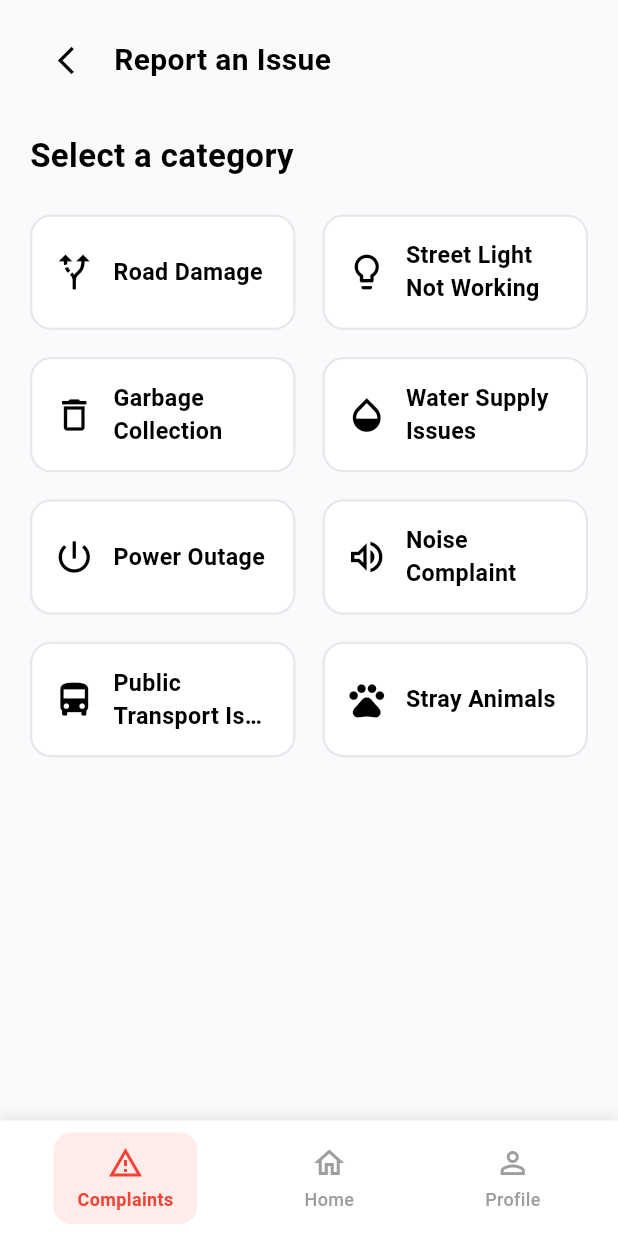
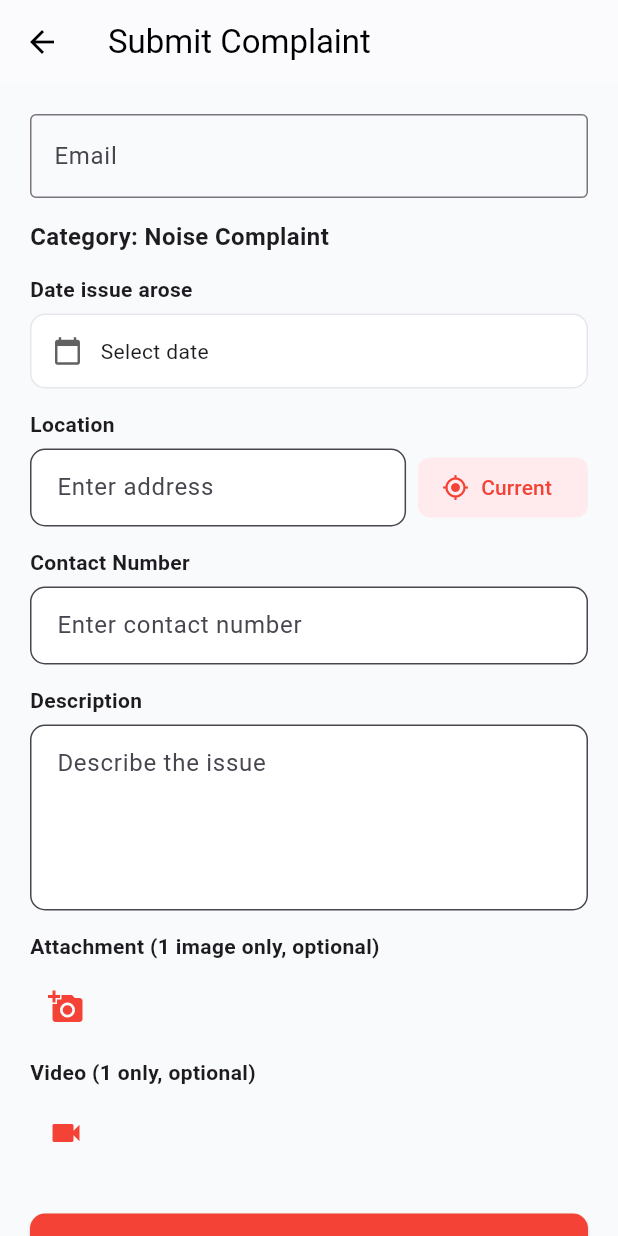
Before and after one commit to Aadithyaa-Ravishankar/Madurai, a Flutter app: the screen it shows once a user with an empty profile is signed in, after a tap on "Noise Complaint", on a phone screen of 412 x 824 dp. Run offline on Flutter 3.47's test engine with Material 3 defaults, Android fonts, the phone set to English and light mode, and no system bars; our stand-ins replace google_maps_flutter, image_picker, supabase_flutter; accounts and stored records are empty.

Commit message:
Add complaint form screen and update plugin registrants

```diff
--- /dev/null
+++ b/lib/Screens/complaint_form.dart
@@ -0,0 +1,482 @@
+// Required dependencies:
+//   intl: ^0.18.0
+//   image_picker: ^1.0.0
+//   geolocator: ^9.0.2 (for real location)
+//   geocoding: ^2.0.5 (for real address)
+//
+// TODO: Add these to your pubspec.yaml and run `flutter pub get`
+
+import 'package:flutter/material.dart';
+import 'package:image_picker/image_picker.dart';
+import 'package:supabase_flutter/supabase_flutter.dart';
+import 'package:path/path.dart' as p;
+import 'package:uuid/uuid.dart';
+import '../config/supabase_config.dart';
+import 'dart:io';
+import 'dart:convert';
+import 'package:flutter/services.dart' show rootBundle;
+
+class ComplaintFormPage extends StatefulWidget {
+  final String category;
+  const ComplaintFormPage({Key? key, required this.category}) : super(key: key);
+
+  @override
+  State<ComplaintFormPage> createState() => _ComplaintFormPageState();
+}
+
+class _ComplaintFormPageState extends State<ComplaintFormPage> {
+  DateTime? _selectedDate;
+  final TextEditingController _emailController = TextEditingController();
+  final TextEditingController _locationController = TextEditingController();
+  final TextEditingController _contactController = TextEditingController();
+  final TextEditingController _descriptionController = TextEditingController();
+  File? _image;
+  File? _video;
+  bool _isGettingLocation = false;
+  bool _isSubmitting = false;
+  int? _detectedWardNo;
+  List<_WardPolygon> _wardPolygons = [];
+  double? _currentLat;
+  double? _currentLng;
+
+  @override
+  void initState() {
+    super.initState();
+    _loadWardPolygons();
+    final user = SupabaseConfig.client.auth.currentUser;
+    if (user != null && user.email != null) {
+      _emailController.text = user.email!;
+    }
+  }
+
+  Future<void> _loadWardPolygons() async {
+    final String jsonString = await rootBundle.loadString('assets/madurai_wards.geojson');
+    final Map<String, dynamic> jsonData = json.decode(jsonString);
+    final List<dynamic> features = jsonData['features'];
+    List<_WardPolygon> polygons = [];
+    for (var feature in features) {
+      final properties = feature['properties'];
+      final wardNo = int.tryParse(properties['Ward_No'].toString());
+      final geometry = feature['geometry'];
+      if (geometry['type'] != 'MultiPolygon') continue;
+      final List<dynamic> multiPoly = geometry['coordinates'];
+      for (var poly in multiPoly) {
+        final List<dynamic> rings = poly;
+        if (rings.isEmpty) continue;
+        final List<dynamic> outerRing = rings[0];
+        List<List<double>> points = [];
+        for (var coord in outerRing) {
+          if (coord is List && coord.length >= 2) {
+            double? lng = (coord[0] is num) ? coord[0].toDouble() : double.tryParse(coord[0].toString());
+            double? lat = (coord[1] is num) ? coord[1].toDouble() : double.tryParse(coord[1].toString());
+            if (lat != null && lng != null) {
+              points.add([lat, lng]);
+            }
+          }
+        }
+        if (points.isNotEmpty && wardNo != null) {
+          polygons.add(_WardPolygon(wardNo, points));
+        }
+      }
+    }
+    setState(() {
+      _wardPolygons = polygons;
+    });
+  }
+
+  int? _detectWardNo(double lat, double lng) {
+    for (final poly in _wardPolygons) {
+      if (_isPointInPolygon(lat, lng, poly.points)) {
+        return poly.wardNo;
+      }
+    }
+    return null;
+  }
+
+  bool _isPointInPolygon(double lat, double lng, List<List<double>> polygon) {
+    bool isInside = false;
+    int j = polygon.length - 1;
+    for (int i = 0; i < polygon.length; i++) {
+      if ((polygon[i][0] > lat) != (polygon[j][0] > lat) &&
+          (lng < (polygon[j][1] - polygon[i][1]) * (lat - polygon[i][0]) /
+                  (polygon[j][0] - polygon[i][0]) +
+              polygon[i][1])) {
+        isInside = !isInside;
+      }
+      j = i;
+    }
+    return isInside;
+  }
+
+  Future<void> _pickDate() async {
+    final now = DateTime.now();
+    final picked = await showDatePicker(
+      context: context,
+      initialDate: now,
+      firstDate: DateTime(now.year - 5),
+      lastDate: now,
+    );
+    if (picked != null) setState(() => _selectedDate = picked);
+  }
+
+  Future<void> _getCurrentLocation() async {
+    setState(() => _isGettingLocation = true);
+    // TODO: Use geolocator/geocoding to get real address and lat/lng
+    await Future.delayed(const Duration(seconds: 1));
+    // Demo: hardcoded Madurai lat/lng
+    double lat = 9.9252;
+    double lng = 78.1198;
+    setState(() {
+      _locationController.text = 'Madurai, TN, India';
+      _currentLat = lat;
+      _currentLng = lng;
+      _detectedWardNo = _detectWardNo(lat, lng);
+      _isGettingLocation = false;
+    });
+  }
+
+  Future<void> _onManualAddressChanged(String value) async {
+    // TODO: Use geocoding API to get lat/lng from address
+    // For demo, use hardcoded Madurai center
+    double lat = 9.9252;
+    double lng = 78.1198;
+    setState(() {
+      _currentLat = lat;
+      _currentLng = lng;
+      _detectedWardNo = _detectWardNo(lat, lng);
+    });
+  }
+
+  Future<void> _pickImage() async {
+    final picked = await ImagePicker().pickImage(source: ImageSource.gallery);
+    if (picked != null && File(picked.path).existsSync()) {
+      setState(() => _image = File(picked.path));
+    } else {
+      if (mounted) {
+        ScaffoldMessenger.of(context).showSnackBar(
+          const SnackBar(content: Text('No image selected or file not found.')),
+        );
+      }
+    }
+  }
+
+  Future<void> _pickVideo() async {
+    try {
+      final picked = await ImagePicker().pickVideo(source: ImageSource.gallery);
+      if (picked != null && File(picked.path).existsSync()) {
+        setState(() => _video = File(picked.path));
+      } else {
+        if (mounted) {
+          ScaffoldMessenger.of(context).showSnackBar(
+            const SnackBar(content: Text('No video selected or file not found.')),
+          );
+        }
+      }
+    } catch (e) {
+      if (mounted) {
+        ScaffoldMessenger.of(context).showSnackBar(
+          SnackBar(content: Text('Failed to pick video: $e')),
+        );
+      }
+    }
+  }
+
+  Future<String?> _uploadFileToSupabase(File file, String folder) async {
+    final ext = p.extension(file.path);
+    final fileName = '${const Uuid().v4()}$ext';
+    final storagePath = '$folder/$fileName';
+    final bytes = await file.readAsBytes();
+    final bucket = 'complaint-attachments';
+    final response = await SupabaseConfig.client.storage
+        .from(bucket)
+        .uploadBinary(storagePath, bytes, fileOptions: const FileOptions(upsert: true));
+    if (response.isEmpty) {
+      final url = SupabaseConfig.client.storage.from(bucket).getPublicUrl(storagePath);
+      return url;
+    } else {
+      return null;
+    }
+  }
+
+  Future<void> _submitComplaint() async {
+    if (_isSubmitting) return;
+    if (_detectedWardNo == null) {
+      ScaffoldMessenger.of(context).showSnackBar(
+        const SnackBar(content: Text('Could not detect ward number.')),
+      );
+      return;
+    }
+    setState(() => _isSubmitting = true);
+    try {
+      String? imageUrl;
+      String? videoUrl;
+      if (_image != null) {
+        imageUrl = await _uploadFileToSupabase(_image!, 'images');
+      }
+      if (_video != null) {
+        videoUrl = await _uploadFileToSupabase(_video!, 'videos');
+      }
+      await SupabaseConfig.client.from('complaints').insert({
+        'email_id': _emailController.text,
+        'phone_no': _contactController.text,
+        'address': _locationController.text,
+        'ward_no': _detectedWardNo,
+        'complaint_type': widget.category,
+        'description': _descriptionController.text,
+        'image_url': imageUrl,
+        'video_url': videoUrl,
+      });
+      if (mounted) {
+        ScaffoldMessenger.of(context).showSnackBar(
+          const SnackBar(content: Text('Complaint submitted successfully!'), backgroundColor: Colors.green),
+        );
+        Navigator.of(context).pop();
+      }
+    } catch (e) {
+      if (mounted) {
+        ScaffoldMessenger.of(context).showSnackBar(
+          SnackBar(content: Text('Failed to submit complaint: $e'), backgroundColor: Colors.red),
+        );
+      }
+    } finally {
+      if (mounted) setState(() => _isSubmitting = false);
+    }
+  }
+
+  @override
+  void dispose() {
+    _emailController.dispose();
+    _locationController.dispose();
+    _contactController.dispose();
+    _descriptionController.dispose();
+    super.dispose();
+  }
+
+  @override
+  Widget build(BuildContext context) {
+    return Scaffold(
+      appBar: AppBar(
+        title: const Text('Submit Complaint'),
+        backgroundColor: Colors.white,
+        foregroundColor: Colors.black,
+        elevation: 0.5,
+      ),
+      backgroundColor: const Color(0xFFF9FAFB),
+      body: SingleChildScrollView(
+        padding: const EdgeInsets.all(20),
+        child: Column(
+          crossAxisAlignment: CrossAxisAlignment.start,
+          children: [
+            TextField(
+              controller: _emailController,
+              readOnly: true,
+              decoration: const InputDecoration(
+                labelText: 'Email',
+                border: OutlineInputBorder(),
+              ),
+            ),
+            const SizedBox(height: 14),
+            Text('Category: ${widget.category}', style: const TextStyle(fontWeight: FontWeight.bold, fontSize: 16)),
+            const SizedBox(height: 14),
+            Text('Date issue arose', style: TextStyle(fontWeight: FontWeight.w600)),
+            const SizedBox(height: 6),
+            InkWell(
+              onTap: _pickDate,
+              child: Container(
+                padding: const EdgeInsets.symmetric(horizontal: 14, vertical: 14),
+                decoration: BoxDecoration(
+                  color: Colors.white,
+                  borderRadius: BorderRadius.circular(10),
+                  border: Border.all(color: Color(0xFFE5E7EB)),
+                ),
+                child: Row(
+                  children: [
+                    Icon(Icons.calendar_today, size: 20, color: Colors.grey[700]),
+                    const SizedBox(width: 12),
+                    Text(_selectedDate == null
+                        ? 'Select date'
+                        : _selectedDate!.toLocal().toString().split(' ')[0]),
+                  ],
+                ),
+              ),
+            ),
+            const SizedBox(height: 14),
+            Text('Location', style: TextStyle(fontWeight: FontWeight.w600)),
+            const SizedBox(height: 6),
+            Row(
+              children: [
+                Expanded(
+                  child: TextField(
+                    controller: _locationController,
+                    onChanged: _onManualAddressChanged,
+                    decoration: InputDecoration(
+                      hintText: 'Enter address',
+                      filled: true,
+                      fillColor: Colors.white,
+                      border: OutlineInputBorder(
+                        borderRadius: BorderRadius.circular(10),
+                        borderSide: BorderSide(color: Color(0xFFE5E7EB)),
+                      ),
+                      contentPadding: EdgeInsets.symmetric(horizontal: 14, vertical: 14),
+                    ),
+                  ),
+                ),
+                const SizedBox(width: 8),
+                ElevatedButton.icon(
+                  onPressed: _isGettingLocation ? null : _getCurrentLocation,
+                  icon: _isGettingLocation
+                      ? SizedBox(width: 16, height: 16, child: CircularProgressIndicator(strokeWidth: 2))
+                      : Icon(Icons.my_location, size: 18),
+                  label: const Text('Current'),
+                  style: ElevatedButton.styleFrom(
+                    backgroundColor: Colors.red[50],
+                    foregroundColor: Colors.red,
+                    elevation: 0,
+                    shape: RoundedRectangleBorder(borderRadius: BorderRadius.circular(8)),
+                  ),
+                ),
+              ],
+            ),
+            if (_detectedWardNo != null)
+              Padding(
+                padding: const EdgeInsets.only(top: 8.0),
+                child: Text('Detected Ward No: $_detectedWardNo', style: const TextStyle(color: Colors.green, fontWeight: FontWeight.bold)),
+              ),
+            const SizedBox(height: 14),
+            Text('Contact Number', style: TextStyle(fontWeight: FontWeight.w600)),
+            const SizedBox(height: 6),
+            TextField(
+              controller: _contactController,
+              keyboardType: TextInputType.phone,
+              decoration: InputDecoration(
+                hintText: 'Enter contact number',
+                filled: true,
+                fillColor: Colors.white,
+                border: OutlineInputBorder(
+                  borderRadius: BorderRadius.circular(10),
+                  borderSide: BorderSide(color: Color(0xFFE5E7EB)),
+                ),
+                contentPadding: EdgeInsets.symmetric(horizontal: 14, vertical: 14),
+              ),
+            ),
+            const SizedBox(height: 14),
+            Text('Description', style: TextStyle(fontWeight: FontWeight.w600)),
+            const SizedBox(height: 6),
+            TextField(
+              controller: _descriptionController,
+              maxLines: 4,
+              decoration: InputDecoration(
+                hintText: 'Describe the issue',
+                filled: true,
+                fillColor: Colors.white,
+                border: OutlineInputBorder(
+                  borderRadius: BorderRadius.circular(10),
+                  borderSide: BorderSide(color: Color(0xFFE5E7EB)),
+                ),
+                contentPadding: EdgeInsets.symmetric(horizontal: 14, vertical: 14),
+              ),
+            ),
+            const SizedBox(height: 14),
+            Text('Attachment (1 image only, optional)', style: TextStyle(fontWeight: FontWeight.w600)),
+            const SizedBox(height: 6),
+            Row(
+              children: [
+                if (_image != null)
+                  Stack(
+                    alignment: Alignment.topRight,
+                    children: [
+                      ClipRRect(
+                        borderRadius: BorderRadius.circular(8),
+                        child: Image.file(_image!, width: 60, height: 60, fit: BoxFit.cover),
+                      ),
+                      GestureDetector(
+                        onTap: () => setState(() => _image = null),
+                        child: Container(
+                          decoration: BoxDecoration(
+                            color: Colors.white,
+                            shape: BoxShape.circle,
+                          ),
+                          child: Icon(Icons.close, size: 16, color: Colors.red),
+                        ),
+                      ),
+                    ],
+                  ),
+                if (_image == null)
+                  IconButton(
+                    icon: Icon(Icons.add_a_photo, color: Colors.red),
+                    onPressed: _pickImage,
+                  ),
+              ],
+            ),
+            const SizedBox(height: 10),
+            Text('Video (1 only, optional)', style: TextStyle(fontWeight: FontWeight.w600)),
+            const SizedBox(height: 6),
+            Row(
+              children: [
+                if (_video != null)
+                  Stack(
+                    alignment: Alignment.topRight,
+                    children: [
+                      Container(
+                        width: 80,
+                        height: 60,
+                        decoration: BoxDecoration(
+                          color: Colors.black12,
+                          borderRadius: BorderRadius.circular(8),
+                        ),
+                        child: const Icon(Icons.videocam, size: 36, color: Colors.black54),
+                      ),
+                      GestureDetector(
+                        onTap: () => setState(() => _video = null),
+                        child: Container(
+                          decoration: BoxDecoration(
+                            color: Colors.white,
+                            shape: BoxShape.circle,
+                          ),
+                          child: Icon(Icons.close, size: 16, color: Colors.red),
+                        ),
+                      ),
+                    ],
+                  ),
+                if (_video == null)
+                  IconButton(
+                    icon: Icon(Icons.videocam, color: Colors.red),
+                    onPressed: _pickVideo,
+                  ),
+              ],
+            ),
+            const SizedBox(height: 30),
+            SizedBox(
+              width: double.infinity,
+              child: ElevatedButton(
+                onPressed: _isSubmitting ? null : _submitComplaint,
+                style: ElevatedButton.styleFrom(
+                  backgroundColor: Colors.red,
+                  foregroundColor: Colors.white,
+                  padding: const EdgeInsets.symmetric(vertical: 16),
+                  shape: RoundedRectangleBorder(borderRadius: BorderRadius.circular(10)),
+                ),
+                child: _isSubmitting
+                    ? const SizedBox(
+                        width: 22,
+                        height: 22,
+                        child: CircularProgressIndicator(
+                          color: Colors.white,
+                          strokeWidth: 2.5,
+                        ),
+                      )
+                    : const Text('Submit Complaint', style: TextStyle(fontSize: 16, fontWeight: FontWeight.bold)),
+              ),
+            ),
+          ],
+        ),
+      ),
+    );
+  }
+}
+
+class _WardPolygon {
+  final int wardNo;
+  final List<List<double>> points;
+  _WardPolygon(this.wardNo, this.points);
+}
--- a/lib/Screens/complaints.dart
+++ b/lib/Screens/complaints.dart
@@ -1,4 +1,7 @@
+// Reminder: complaint_form.dart requires intl, image_picker, geolocator, geocoding in pubspec.yaml
+// See complaint_form.dart for details
 import 'package:flutter/material.dart';
+import 'complaint_form.dart';
 
 class ComplaintsPage extends StatelessWidget {
   const ComplaintsPage({Key? key}) : super(key: key);
@@ -85,7 +88,13 @@ class _CategoryCard extends StatelessWidget {
       borderRadius: BorderRadius.circular(14),
       child: InkWell(
         borderRadius: BorderRadius.circular(14),
-        onTap: () {},
+        onTap: () {
+          Navigator.of(context).push(
+            MaterialPageRoute(
+              builder: (context) => ComplaintFormPage(category: cat.title),
+            ),
+          );
+        },
         child: Container(
           decoration: BoxDecoration(
             border: Border.all(color: const Color(0xFFE5E7EB), width: 1.5),
--- a/pubspec.yaml
+++ b/pubspec.yaml
@@ -39,6 +39,9 @@ dependencies:
   geolocator: ^10.1.0
   flutter_polyline_points: ^2.0.0
   flutter_dotenv: ^5.1.0
+  image_picker: ^1.0.0
+  path: ^1.8.3
+  uuid: ^4.2.1
 
   # The following adds the Cupertino Icons font to your application.
   # Use with the CupertinoIcons class for iOS style icons.
```
Also changed, not shown: pubspec.lock, 6 other files.
